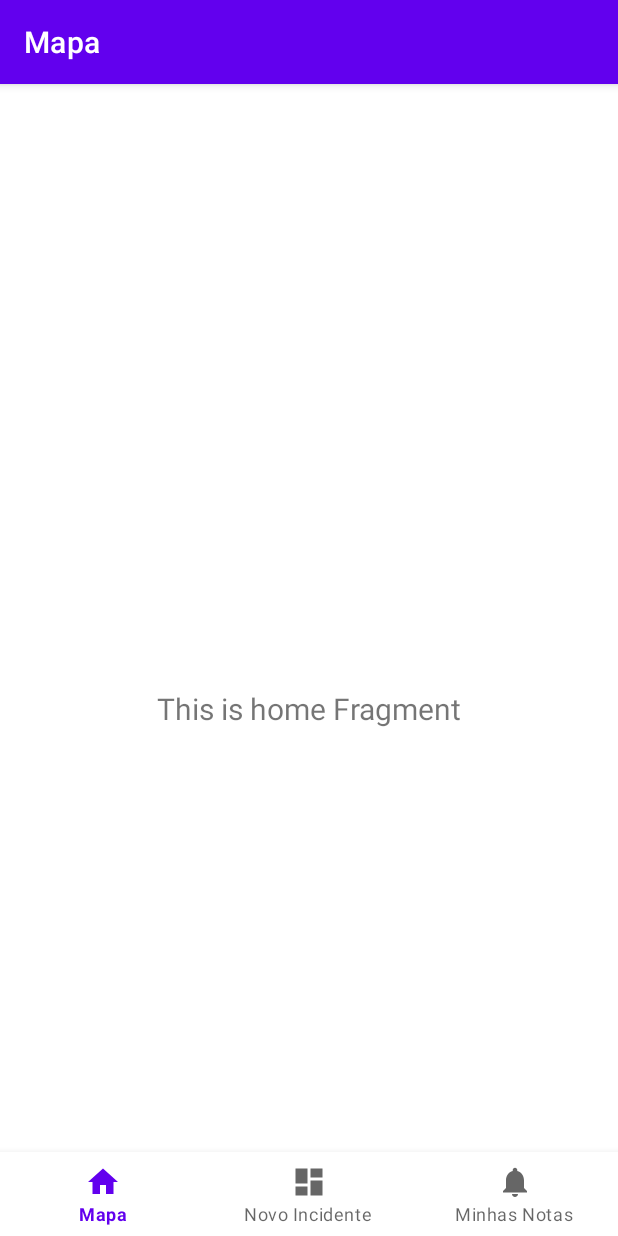
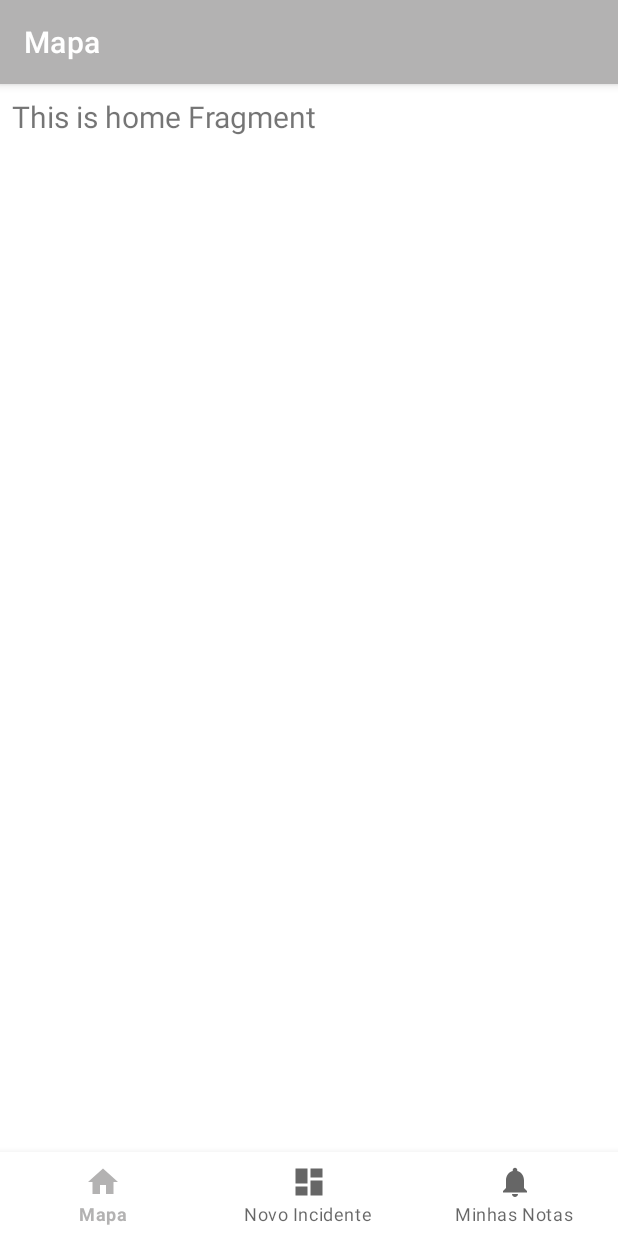
Before and after one commit to rafaelpereira97/Comp.Movel, an Android app: the HomeFragment screen opened directly, with no data from a screen before it, on a phone screen of 412 x 824 dp. Run offline under Robolectric (Android 15) with nearby library versions, the phone set to English and light mode, and no system bars; our stand-ins replace navigation-ui.

Commit message:
Troca de cores principais da aplicação Fix do bottom navigation.

```diff
--- a/app/src/main/res/layout/activity_main.xml
+++ b/app/src/main/res/layout/activity_main.xml
@@ -3,8 +3,20 @@
     xmlns:app="http://schemas.android.com/apk/res-auto"
     android:id="@+id/container"
     android:layout_width="match_parent"
-    android:layout_height="match_parent"
-    android:paddingTop="?attr/actionBarSize">
+    android:layout_height="match_parent">
+
+    <fragment
+        android:id="@+id/nav_host_fragment"
+        android:name="androidx.navigation.fragment.NavHostFragment"
+        android:layout_width="match_parent"
+        android:layout_height="match_parent"
+        app:defaultNavHost="true"
+        app:layout_constraintBottom_toTopOf="@id/nav_view"
+        app:layout_constraintLeft_toLeftOf="parent"
+        app:layout_constraintRight_toRightOf="parent"
+        app:layout_constraintTop_toTopOf="parent"
+        app:navGraph="@navigation/mobile_navigation" />
+
 
     <com.google.android.material.bottomnavigation.BottomNavigationView
         android:id="@+id/nav_view"
@@ -18,16 +30,4 @@
         app:layout_constraintRight_toRightOf="parent"
         app:menu="@menu/bottom_nav_menu" />
 
-    <fragment
-        android:id="@+id/nav_host_fragment"
-        android:name="androidx.navigation.fragment.NavHostFragment"
-        android:layout_width="match_parent"
-        android:layout_height="match_parent"
-        app:defaultNavHost="true"
-        app:layout_constraintBottom_toTopOf="@id/nav_view"
-        app:layout_constraintLeft_toLeftOf="parent"
-        app:layout_constraintRight_toRightOf="parent"
-        app:layout_constraintTop_toTopOf="parent"
-        app:navGraph="@navigation/mobile_navigation" />
-
 </androidx.constraintlayout.widget.ConstraintLayout>
--- a/app/src/main/res/layout/fragment_home.xml
+++ b/app/src/main/res/layout/fragment_home.xml
@@ -13,10 +13,11 @@
         android:layout_marginStart="8dp"
         android:layout_marginTop="8dp"
         android:layout_marginEnd="8dp"
-        android:textAlignment="center"
         android:textSize="20sp"
         app:layout_constraintBottom_toBottomOf="parent"
         app:layout_constraintEnd_toEndOf="parent"
+        app:layout_constraintHorizontal_bias="0.0"
         app:layout_constraintStart_toStartOf="parent"
-        app:layout_constraintTop_toTopOf="parent" />
+        app:layout_constraintTop_toTopOf="parent"
+        app:layout_constraintVertical_bias="0.0" />
 </androidx.constraintlayout.widget.ConstraintLayout>
--- a/app/src/main/res/layout/text_row_item.xml
+++ b/app/src/main/res/layout/text_row_item.xml
@@ -1,6 +1,6 @@
 <FrameLayout xmlns:android="http://schemas.android.com/apk/res/android"
     android:layout_width="match_parent"
-    android:layout_height="100dp"
+    android:layout_height="wrap_content"
     android:gravity="center_vertical">
     <androidx.cardview.widget.CardView
         android:id="@+id/card_view"
--- a/app/src/main/res/values/colors.xml
+++ b/app/src/main/res/values/colors.xml
@@ -7,4 +7,7 @@
     <color name="teal_700">#FF018786</color>
     <color name="black">#FF000000</color>
     <color name="white">#FFFFFFFF</color>
+
+    <color name="primaryColor">#B3B2B2</color>
+
 </resources>
--- a/app/src/main/res/values/themes.xml
+++ b/app/src/main/res/values/themes.xml
@@ -2,7 +2,7 @@
     <!-- Base application theme. -->
     <style name="Theme.CompMovel" parent="Theme.MaterialComponents.DayNight.DarkActionBar">
         <!-- Primary brand color. -->
-        <item name="colorPrimary">@color/purple_500</item>
+        <item name="colorPrimary">@color/primaryColor</item>
         <item name="colorPrimaryVariant">@color/purple_700</item>
         <item name="colorOnPrimary">@color/white</item>
         <!-- Secondary brand color. -->
```
Also changed, not shown: app/src/main/java/com/example/compmovel/ui/notifications/NotificationsFragment.kt (+10 -5 lines), app/src/main/res/layout/fragment_notifications.xml (+6 -11 lines).
